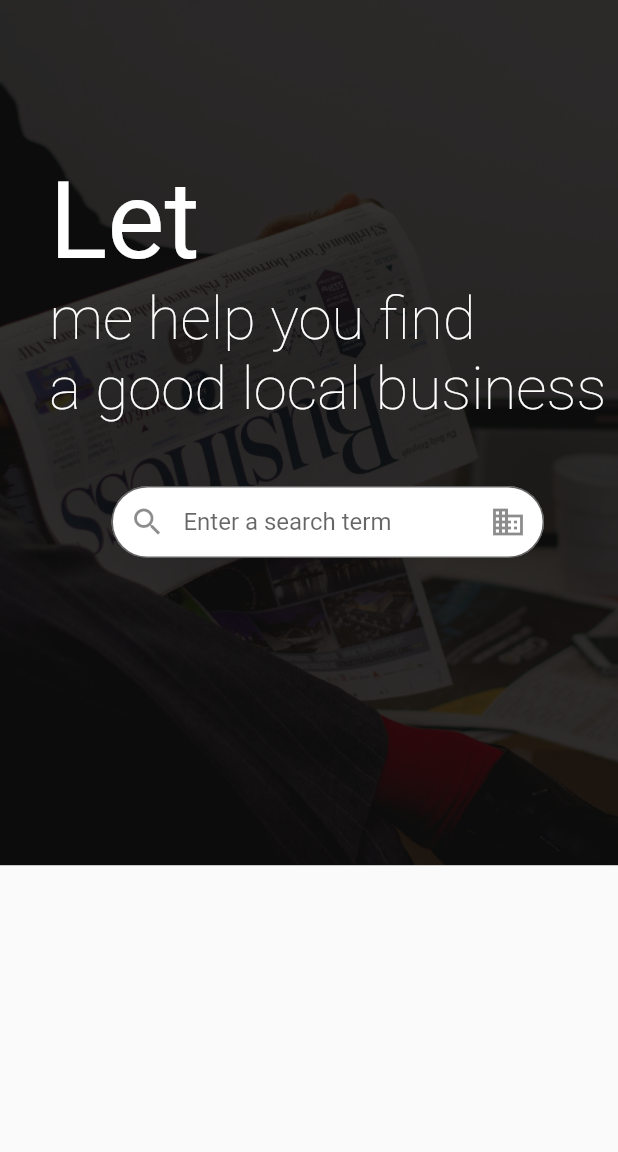
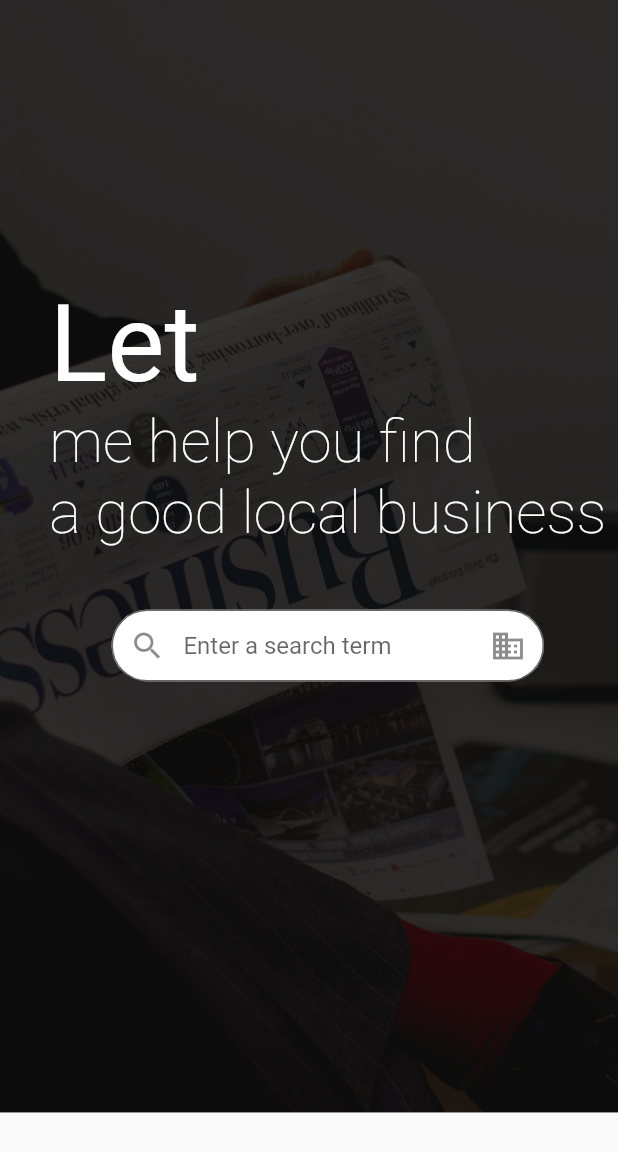
Before and after one commit to Ansontheprogrammer/timeless-website, a Flutter app: the HeroContainer widget shown alone on an empty page, opened directly, on a phone screen of 412 x 824 dp. Shown: the top 1152 px of the screen. Run offline on Flutter 3.47's test engine with Material 2 defaults, Android fonts, the phone set to English and light mode, and no system bars; our stand-ins replace cached_network_image, cloud_firestore, firebase_auth, firebase_core, firebase_storage, get_it and 2 more; missing offline and left inert: circular_menu, cloud_firestore_web, enum_to_string, firebase_auth_web, firebase_core_web, firebase_storage_web and 2 more; accounts and stored records are empty; Roboto replaces fonts that are missing (Jura); statements that could not run were skipped.

Commit message:
Commiting WIP This branch is supposed to manage the minor redesign of the site.

```diff
--- a/lib/ui/widgets/home/hero/hero_container.dart
+++ b/lib/ui/widgets/home/hero/hero_container.dart
@@ -9,7 +9,7 @@ class HeroContainer extends StatelessWidget {
   @override
   Widget build(BuildContext context) {
     return Container(
-      height: MediaQuery.of(context).size.height * 0.70,
+      height: MediaQuery.of(context).size.height * 0.9,
       padding: EdgeInsets.only(
         left: 25,
         bottom: 100,
--- a/lib/ui/widgets/home/landing_page_content.dart
+++ b/lib/ui/widgets/home/landing_page_content.dart
@@ -24,8 +24,7 @@ class LandingPageContent extends StatelessWidget {
   Widget build(BuildContext context) {
     double screenWidth = MediaQuery.of(context).size.width;
     bool displayedOnTabletOrSmaller = screenWidth < 600;
-    AuthenticationService authenticationService =
-        Provider.of<AuthenticationService>(context);
+
     return Column(
       children: [
         if (kIsWeb) HeroSection(),
--- a/lib/ui/widgets/layout/scrollable_page_content.dart
+++ b/lib/ui/widgets/layout/scrollable_page_content.dart
@@ -21,7 +21,7 @@ class ScrollablePageContent extends StatelessWidget {
         children: [
           if (kIsWeb)
             SizedBox(
-              height: 90,
+              height: MediaQuery.of(context).size.height * 0.1275,
             ),
 
           /// Set a minimum page height, mainly used for the webview to push the footer to the bottom of the display height
--- a/lib/ui/widgets/navigation/nav-bar/navigation_bar.dart
+++ b/lib/ui/widgets/navigation/nav-bar/navigation_bar.dart
@@ -20,7 +20,7 @@ class NavigationBar extends StatelessWidget {
     return CustomSection(
       color: Colors.black87,
       child: Container(
-        height: 40,
+        height: 20,
         child: Row(
           mainAxisAlignment: MainAxisAlignment.spaceBetween,
           mainAxisSize: MainAxisSize.max,
```
Also changed, not shown: 1 other file.
